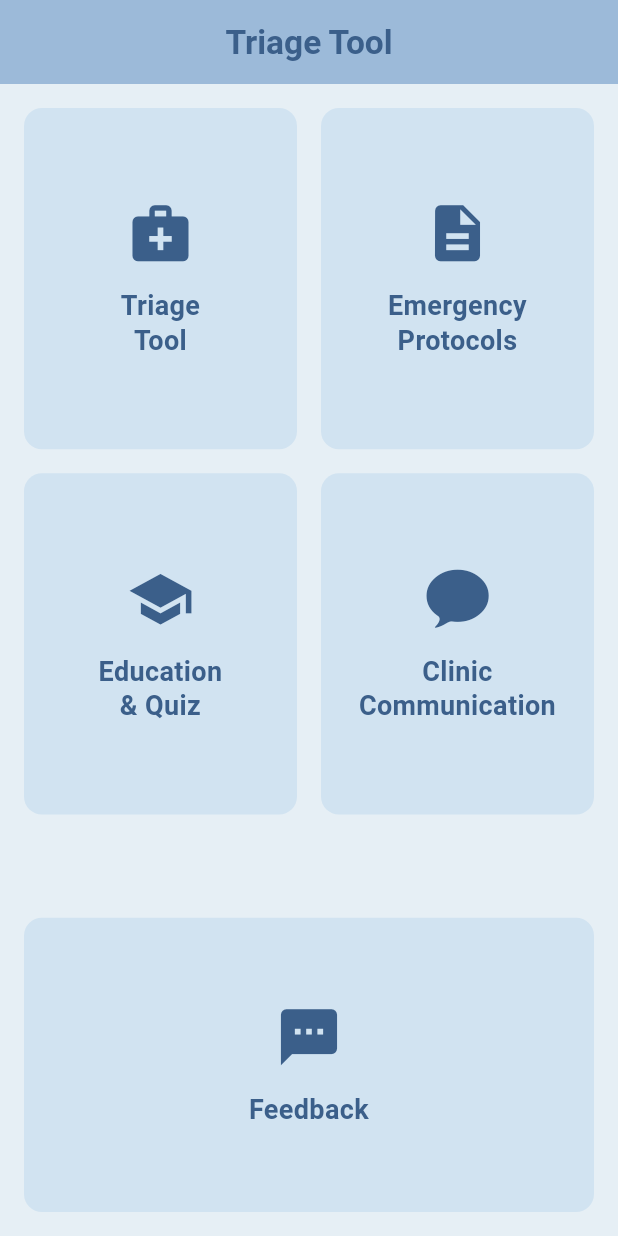
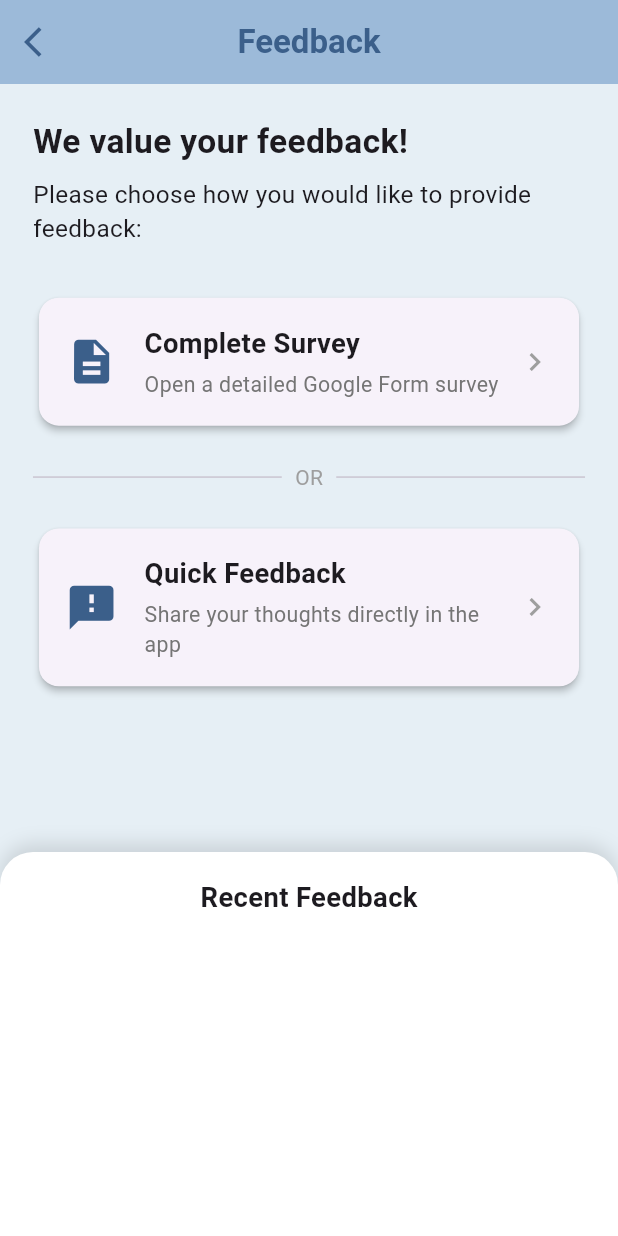
Before and after one commit to S4K1L/Pet-Emergency, a Flutter app: the HomePage screen opened directly, after a tap on "Feedback", on a phone screen of 412 x 824 dp. Run offline on Flutter 3.47's test engine with Material 3 defaults, Android fonts, the light colour scheme and no system bars; our stand-ins replace cloud_firestore, firebase_auth, firebase_core, flutter_screenutil, get, open_file; accounts and stored records are empty.

Commit message:
home and bottom ui done

```diff
--- /dev/null
+++ b/lib/controller/feedback_controller.dart
@@ -0,0 +1,83 @@
+import 'package:cloud_firestore/cloud_firestore.dart';
+import 'package:firebase_auth/firebase_auth.dart';
+import 'package:get/get.dart';
+import 'package:url_launcher/url_launcher.dart';
+
+class FeedbackController extends GetxController {
+  final FirebaseFirestore _firestore = FirebaseFirestore.instance;
+  final FirebaseAuth _auth = FirebaseAuth.instance;
+
+  final RxString feedbackText = ''.obs;
+  final RxBool isSubmitting = false.obs;
+  final RxBool showThankYou = false.obs;
+  final RxList<Map<String, dynamic>> feedbackList = <Map<String, dynamic>>[].obs;
+  final RxBool isLoadingFeedback = true.obs;
+
+  @override
+  void onInit() {
+    super.onInit();
+    loadFeedback();
+  }
+
+  Future<void> loadFeedback() async {
+    try {
+      isLoadingFeedback.value = true;
+      _firestore
+          .collection('feedback')
+          .orderBy('timestamp', descending: true)
+          .snapshots()
+          .listen((snapshot) {
+        feedbackList.value = snapshot.docs.map((doc) {
+          final data = doc.data();
+          return {
+            'id': doc.id,
+            'text': data['text'] ?? '',
+            'user': data['userName'] ?? 'Anonymous',
+            'timestamp': data['timestamp']?.toDate(),
+          };
+        }).toList();
+        isLoadingFeedback.value = false;
+      });
+    } catch (e) {
+      isLoadingFeedback.value = false;
+      Get.snackbar('Error', 'Failed to load feedback: ${e.toString()}');
+    }
+  }
+
+  Future<void> submitFeedback() async {
+    if (feedbackText.value.trim().isEmpty) {
+      Get.snackbar('Error', 'Please enter your feedback');
+      return;
+    }
+
+    try {
+      isSubmitting.value = true;
+      final user = _auth.currentUser;
+
+      await _firestore.collection('feedback').add({
+        'text': feedbackText.value.trim(),
+        'userId': user?.uid,
+        'userName': user?.displayName ?? 'Anonymous',
+        'timestamp': FieldValue.serverTimestamp(),
+      });
+
+      feedbackText.value = '';
+      showThankYou.value = true;
+      await Future.delayed(Duration(seconds: 2));
+      showThankYou.value = false;
+    } catch (e) {
+      Get.snackbar('Error', 'Failed to submit feedback: ${e.toString()}');
+    } finally {
+      isSubmitting.value = false;
+    }
+  }
+
+  Future<void> openGoogleForm() async {
+    const googleFormUrl = 'https://docs.google.com/forms/d/e/YOUR_FORM_ID/viewform';
+    if (await canLaunch(googleFormUrl)) {
+      await launch(googleFormUrl);
+    } else {
+      Get.snackbar('Error', 'Could not open the feedback form');
+    }
+  }
+}
--- /dev/null
+++ b/lib/views/feed_back.dart
@@ -0,0 +1,285 @@
+import 'package:flutter/material.dart';
+import 'package:flutter_screenutil/flutter_screenutil.dart';
+import 'package:get/get.dart';
+import 'package:intl/intl.dart';
+import 'package:petemergency/utils/theme/colors.dart';
+import '../controller/feedback_controller.dart';
+
+class FeedbackScreen extends StatelessWidget {
+  final FeedbackController controller = Get.put(FeedbackController());
+  final bool backOn;
+
+  FeedbackScreen({super.key, required this.backOn});
+
+  @override
+  Widget build(BuildContext context) {
+    return Scaffold(
+      backgroundColor: kBackGroundColor,
+      appBar: AppBar(
+        backgroundColor: kTopBackGroundColor,
+        automaticallyImplyLeading: false,
+        leading: backOn ? IconButton(
+          icon: Icon(Icons.arrow_back_ios, color: kPrimaryColor),
+          onPressed: () => Get.back(),
+        ) : null,
+        title: Text(
+          'Feedback',
+          style: TextStyle(
+            color: kPrimaryColor,
+            fontWeight: FontWeight.w600,
+          ),
+        ),
+        centerTitle: true,
+      ),
+      body: Column(
+        children: [
+          // Feedback Options Section
+          Expanded(
+            flex: 2,
+            child: SingleChildScrollView(
+              padding: EdgeInsets.all(20.w),
+              child: Column(
+                crossAxisAlignment: CrossAxisAlignment.stretch,
+                children: [
+                  Text(
+                    'We value your feedback!',
+                    style: TextStyle(
+                      fontSize: 22.sp,
+                      fontWeight: FontWeight.bold,
+                    ),
+                  ),
+                  SizedBox(height: 8.h),
+                  Text(
+                    'Please choose how you would like to provide feedback:',
+                    style: TextStyle(fontSize: 16.sp),
+                  ),
+                  SizedBox(height: 30.h),
+
+                  // Google Form Option
+                  _buildOptionCard(
+                    icon: Icons.description,
+                    title: 'Complete Survey',
+                    subtitle: 'Open a detailed Google Form survey',
+                    onTap: controller.openGoogleForm,
+                  ),
+                  SizedBox(height: 20.h),
+
+                  // OR divider
+                  Row(
+                    children: [
+                      Expanded(child: Divider()),
+                      Padding(
+                        padding: EdgeInsets.symmetric(horizontal: 8.w),
+                        child: Text('OR', style: TextStyle(color: Colors.grey)),
+                      ),
+                      Expanded(child: Divider()),
+                    ],
+                  ),
+                  SizedBox(height: 20.h),
+
+                  // In-app Feedback Option
+                  _buildOptionCard(
+                    icon: Icons.feedback,
+                    title: 'Quick Feedback',
+                    subtitle: 'Share your thoughts directly in the app',
+                    onTap: () => _showInAppFeedbackDialog(),
+                  ),
+
+                  // Thank you message
+                  Obx(() => controller.showThankYou.value
+                      ? Padding(
+                    padding: EdgeInsets.only(top: 20.h),
+                    child: Text(
+                      'Thank you for your feedback!',
+                      textAlign: TextAlign.center,
+                      style: TextStyle(
+                        fontSize: 18.sp,
+                        color: Colors.green,
+                        fontWeight: FontWeight.bold,
+                      ),
+                    ),
+                  )
+                      : SizedBox()),
+                ],
+              ),
+            ),
+          ),
+
+          // Feedback List Section
+          Expanded(
+            flex: 1,
+            child: Container(
+              decoration: BoxDecoration(
+                color: Colors.white,
+                borderRadius: BorderRadius.vertical(top: Radius.circular(20.w)),
+                boxShadow: [
+                  BoxShadow(
+                    color: Colors.black12,
+                    blurRadius: 10,
+                    offset: Offset(0, -5),
+                  ),
+                ],
+              ),
+              child: Column(
+                children: [
+                  Padding(
+                    padding: EdgeInsets.all(16.w),
+                    child: Text(
+                      'Recent Feedback',
+                      style: TextStyle(
+                        fontSize: 18.sp,
+                        fontWeight: FontWeight.bold,
+                      ),
+                    ),
+                  ),
+                  Expanded(
+                    child: Obx(() => ListView.builder(
+                      padding: EdgeInsets.only(bottom: 20.w),
+                      itemCount: controller.feedbackList.length,
+                      itemBuilder: (context, index) {
+                        final feedback = controller.feedbackList[index];
+                        return _buildFeedbackItem(feedback);
+                      },
+                    )),
+                  ),
+                ],
+              ),
+            ),
+          ),
+        ],
+      ),
+    );
+  }
+
+  Widget _buildOptionCard({
+    required IconData icon,
+    required String title,
+    required String subtitle,
+    required VoidCallback onTap,
+  }) {
+    return Card(
+      elevation: 2,
+      shape: RoundedRectangleBorder(
+        borderRadius: BorderRadius.circular(12.w),
+      ),
+      child: InkWell(
+        borderRadius: BorderRadius.circular(12.w),
+        onTap: onTap,
+        child: Padding(
+          padding: EdgeInsets.all(16.w),
+          child: Row(
+            children: [
+              Icon(icon, size: 32.w, color: kPrimaryColor),
+              SizedBox(width: 16.w),
+              Expanded(
+                child: Column(
+                  crossAxisAlignment: CrossAxisAlignment.start,
+                  children: [
+                    Text(
+                      title,
+                      style: TextStyle(
+                        fontSize: 18.sp,
+                        fontWeight: FontWeight.w600,
+                      ),
+                    ),
+                    SizedBox(height: 4.h),
+                    Text(
+                      subtitle,
+                      style: TextStyle(
+                        fontSize: 14.sp,
+                        color: Colors.grey.shade600,
+                      ),
+                    ),
+                  ],
+                ),
+              ),
+              Icon(Icons.chevron_right, color: Colors.grey),
+            ],
+          ),
+        ),
+      ),
+    );
+  }
+
+  Widget _buildFeedbackItem(Map<String, dynamic> feedback) {
+    return Container(
+      margin: EdgeInsets.symmetric(horizontal: 16.w, vertical: 8.h),
+      padding: EdgeInsets.all(16.w),
+      decoration: BoxDecoration(
+        color: Colors.grey.shade50,
+        borderRadius: BorderRadius.circular(12.w),
+      ),
+      child: Column(
+        crossAxisAlignment: CrossAxisAlignment.start,
+        children: [
+          Row(
+            mainAxisAlignment: MainAxisAlignment.spaceBetween,
+            children: [
+              Text(
+                feedback['user'] ?? 'Anonymous',
+                style: TextStyle(
+                  fontWeight: FontWeight.bold,
+                  fontSize: 14.sp,
+                ),
+              ),
+              Text(
+                feedback['timestamp'] != null
+                    ? DateFormat('MMM d, y - h:mm a').format(feedback['timestamp'])
+                    : '',
+                style: TextStyle(
+                  fontSize: 12.sp,
+                  color: Colors.grey,
+                ),
+              ),
+            ],
+          ),
+          SizedBox(height: 8.h),
+          Text(
+            feedback['text'] ?? '',
+            style: TextStyle(fontSize: 14.sp),
+          ),
+        ],
+      ),
+    );
+  }
+
+  void _showInAppFeedbackDialog() {
+    Get.dialog(
+      AlertDialog(
+        title: Text('Share Your Feedback'),
+        content: Obx(() => Column(
+          mainAxisSize: MainAxisSize.min,
+          children: [
+            TextField(
+              onChanged: (value) => controller.feedbackText.value = value,
+              maxLines: 5,
+              decoration: InputDecoration(
+                hintText: 'What do you like or what can we improve?',
+                border: OutlineInputBorder(),
+              ),
+            ),
+            if (controller.isSubmitting.value)
+              Padding(
+                padding: EdgeInsets.only(top: 16.h),
+                child: CircularProgressIndicator(),
+              ),
+          ],
+        )),
+        actions: [
+          TextButton(
+            onPressed: () => Get.back(),
+            child: Text('Cancel'),
+          ),
+          ElevatedButton(
+            style: ElevatedButton.styleFrom(backgroundColor: kPrimaryColor),
+            onPressed: () async {
+              await controller.submitFeedback();
+              Get.back();
+            },
+            child: Text('Submit', style: TextStyle(color: kWhiteColor)),
+          ),
+        ],
+      ),
+    );
+  }
+}
--- a/lib/views/home.dart
+++ b/lib/views/home.dart
@@ -7,6 +7,7 @@ import 'package:petemergency/views/education_and_quiz.dart';
 import '../utils/widgets/menu_card.dart';
 import 'clicnic_communication_screen.dart';
 import 'emergency_protocols.dart';
+import 'feed_back.dart';
 import 'triage_tool_screen.dart';
 
 class HomePage extends StatelessWidget {
@@ -18,7 +19,7 @@ class HomePage extends StatelessWidget {
       backgroundColor: kBackGroundColor, // Light background color
       appBar: AppBar(
         backgroundColor: kTopBackGroundColor, // Blue top bar
-        title: Text('Triage Tool',style: TextStyle(fontWeight: FontWeight.w600,color: kPrimaryColor,fontSize: 22.sp),),
+        title: Text('Pet Emergency',style: TextStyle(fontWeight: FontWeight.w600,color: kPrimaryColor,fontSize: 22.sp),),
         centerTitle: true,
         elevation: 0,
       ),
@@ -35,7 +36,7 @@ class HomePage extends StatelessWidget {
                 children: [
                   MenuCard(
                     onPress: () {
-                      Get.to(()=> TriageToolScreen(),transition: Transition.rightToLeft);
+                      Get.to(()=> TriageToolScreen(backOn: true,),transition: Transition.rightToLeft);
                     },
                     icon: Icons.medical_services,
                     title: 'Triage\nTool',
@@ -49,7 +50,7 @@ class HomePage extends StatelessWidget {
                   ),
                   MenuCard(
                     onPress: () {
-                      Get.to(()=> EducationAndQuizScreen(),transition: Transition.rightToLeft);
+                      Get.to(()=> EducationAndQuizScreen(backOn: true),transition: Transition.rightToLeft);
                     },
                     icon: Icons.school,
                     title: 'Education\n& Quiz',
@@ -66,7 +67,9 @@ class HomePage extends StatelessWidget {
             ),
             const SizedBox(height: 16),
             VerticalMenuCard(
-              onPress: () {},
+              onPress: () {
+                Get.to(()=> FeedbackScreen(backOn: true),transition: Transition.rightToLeft);
+              },
               icon: Icons.textsms_rounded,
               title: 'Feedback',
               isFullWidth: true,
--- a/pubspec.yaml
+++ b/pubspec.yaml
@@ -23,6 +23,7 @@ dependencies:
   firebase_auth:
   cloud_firestore:
   intl:
+  url_launcher:
 
 dev_dependencies:
   flutter_test:
```
Also changed, not shown: lib/utils/components/custome_bottom_bar.dart (+9 -4 lines), lib/views/education_and_quiz.dart (+9 -10 lines), lib/views/triage_tool_screen.dart (+6 -2 lines), pubspec.lock.
